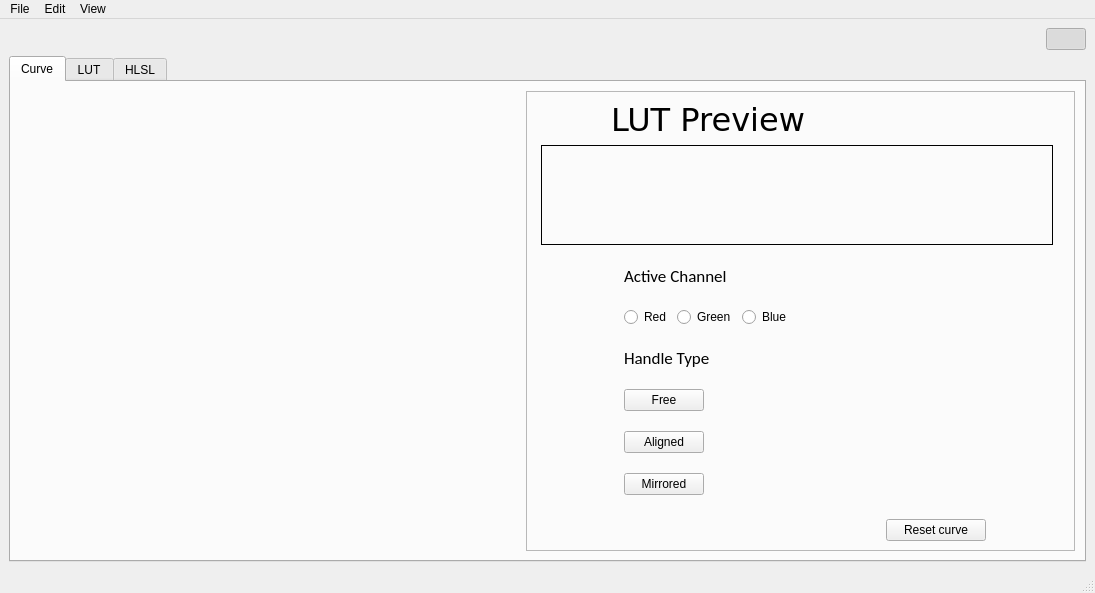
Before: the Qt Designer form mainwindow.ui in omriyaloz/Curve-Maker, drawn with Qt 5.
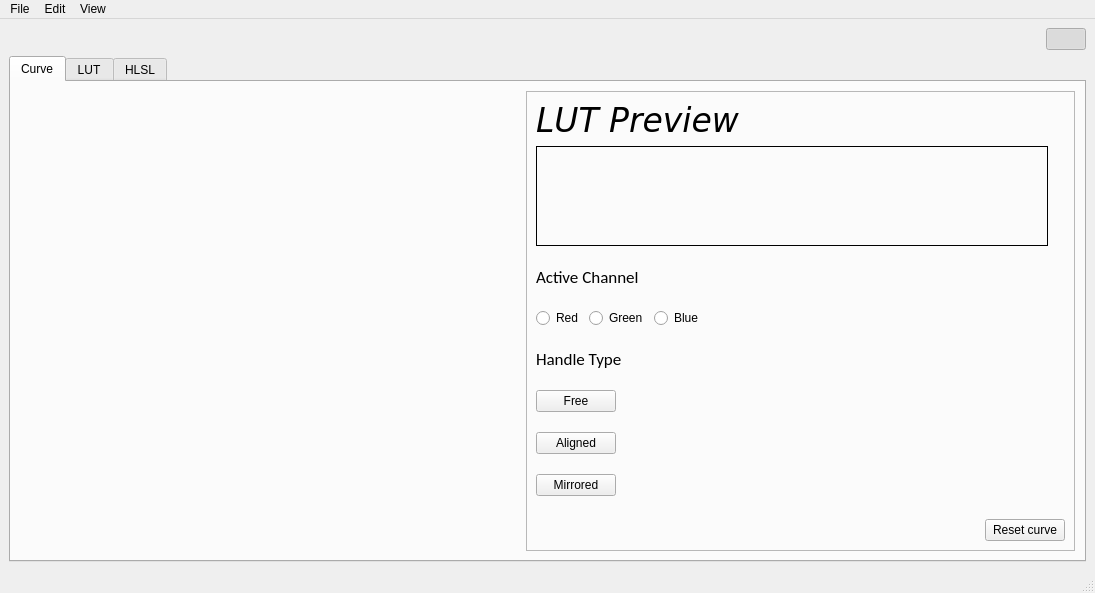
After: the same form once the commit is applied. The open tabs and pages were chosen to show the change. Icons and pictures are not drawn. Custom widgets are drawn as their Qt base class.

What changed in the file:
```diff
--- a/mainwindow.ui
+++ b/mainwindow.ui
@@ -159,7 +159,8 @@
              <property name="font">
               <font>
                <family>DejaVu Sans</family>
-               <pointsize>24</pointsize>
+               <pointsize>25</pointsize>
+               <italic>true</italic>
               </font>
              </property>
              <property name="layoutDirection">
@@ -169,7 +170,7 @@
               <string>LUT Preview</string>
              </property>
              <property name="alignment">
-              <set>Qt::AlignmentFlag::AlignCenter</set>
+              <set>Qt::AlignmentFlag::AlignLeading|Qt::AlignmentFlag::AlignLeft|Qt::AlignmentFlag::AlignVCenter</set>
              </property>
             </widget>
            </item>
@@ -210,7 +211,7 @@
              <item row="7" column="0">
               <widget class="QLabel" name="handleTypeLbl">
                <property name="sizePolicy">
-                <sizepolicy hsizetype="Preferred" vsizetype="Maximum">
+                <sizepolicy hsizetype="Maximum" vsizetype="Maximum">
                  <horstretch>0</horstretch>
                  <verstretch>0</verstretch>
                 </sizepolicy>
@@ -220,6 +221,8 @@
                  <family>Calibri</family>
                  <pointsize>13</pointsize>
                  <bold>false</bold>
+                 <underline>false</underline>
+                 <kerning>true</kerning>
                 </font>
                </property>
                <property name="text">
@@ -233,7 +236,7 @@
              <item row="0" column="0">
               <widget class="QLabel" name="activeChannelLbl">
                <property name="sizePolicy">
-                <sizepolicy hsizetype="Preferred" vsizetype="Maximum">
+                <sizepolicy hsizetype="Expanding" vsizetype="Maximum">
                  <horstretch>0</horstretch>
                  <verstretch>0</verstretch>
                 </sizepolicy>
@@ -242,11 +245,17 @@
                 <font>
                  <family>Calibri</family>
                  <pointsize>13</pointsize>
+                 <italic>false</italic>
+                 <bold>false</bold>
+                 <underline>false</underline>
                 </font>
                </property>
                <property name="text">
                 <string>Active Channel</string>
                </property>
+               <property name="alignment">
+                <set>Qt::AlignmentFlag::AlignLeading|Qt::AlignmentFlag::AlignLeft|Qt::AlignmentFlag::AlignVCenter</set>
+               </property>
               </widget>
              </item>
              <item row="8" column="0">
@@ -273,7 +282,7 @@
                <item>
                 <widget class="QRadioButton" name="channelRedButton">
                  <property name="sizePolicy">
-                  <sizepolicy hsizetype="Minimum" vsizetype="Fixed">
+                  <sizepolicy hsizetype="Fixed" vsizetype="Fixed">
                    <horstretch>0</horstretch>
                    <verstretch>0</verstretch>
                   </sizepolicy>
@@ -286,7 +295,7 @@
                <item>
                 <widget class="QRadioButton" name="channelGreenButton">
                  <property name="sizePolicy">
-                  <sizepolicy hsizetype="Minimum" vsizetype="Fixed">
+                  <sizepolicy hsizetype="Fixed" vsizetype="Fixed">
                    <horstretch>0</horstretch>
                    <verstretch>0</verstretch>
                   </sizepolicy>
@@ -299,7 +308,7 @@
                <item>
                 <widget class="QRadioButton" name="channelBlueButton">
                  <property name="sizePolicy">
-                  <sizepolicy hsizetype="Minimum" vsizetype="Fixed">
+                  <sizepolicy hsizetype="Expanding" vsizetype="Fixed">
                    <horstretch>0</horstretch>
                    <verstretch>0</verstretch>
                   </sizepolicy>
```
Left out of the diff: 2 changed lines with no effect on the pictures.
